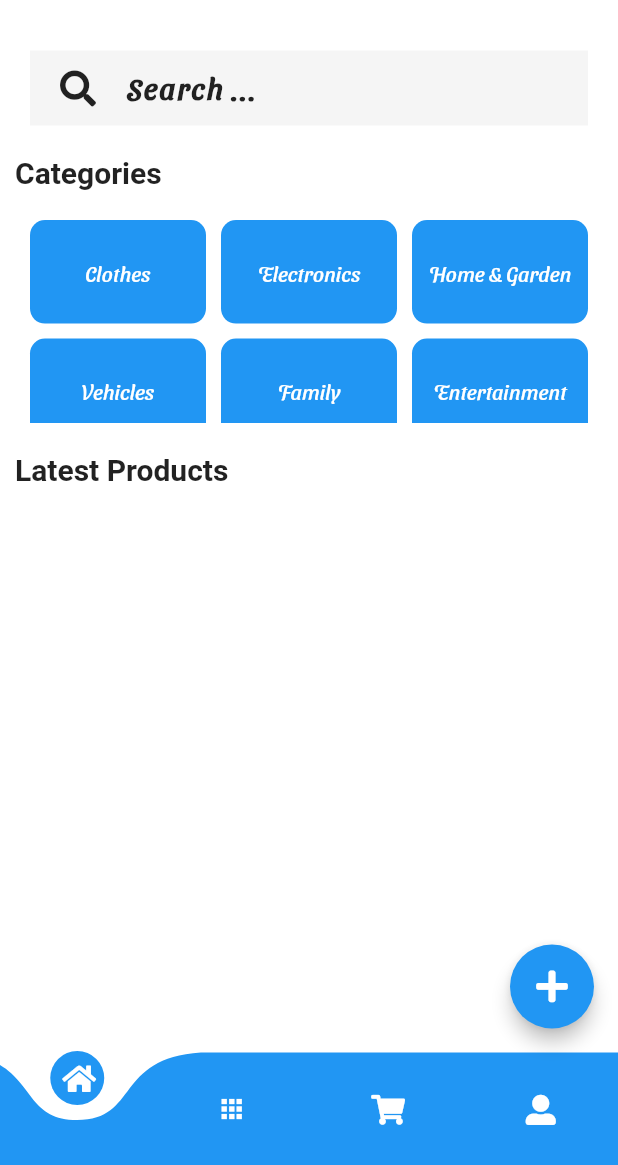
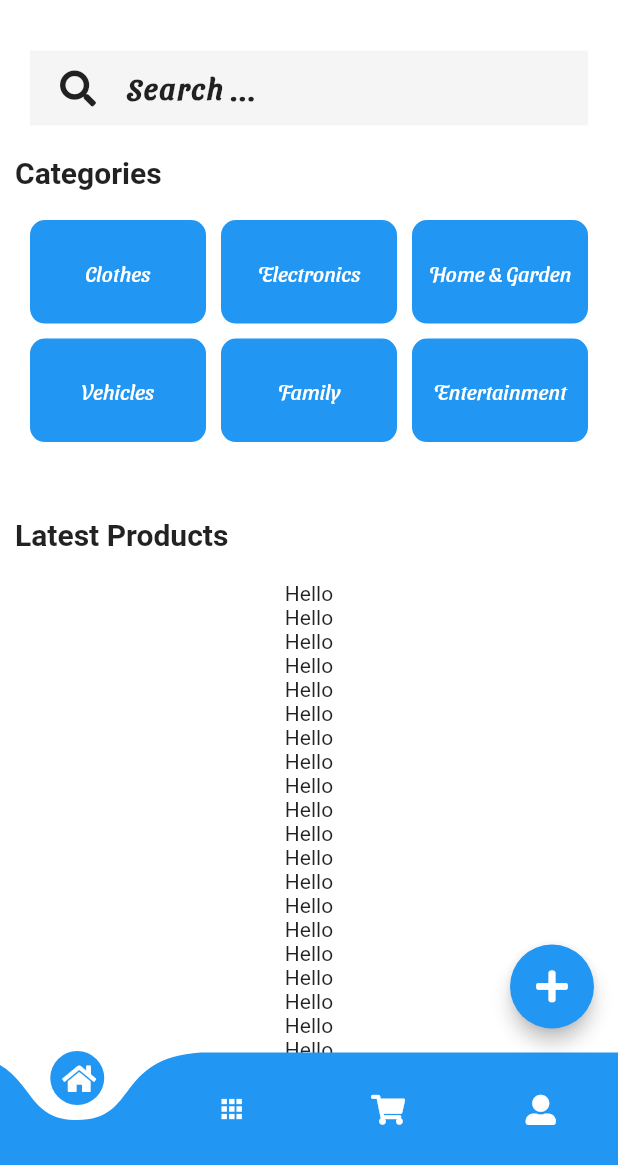
Before and after one commit to Ahmed-Habeeb/souqak, a Flutter app: the screen it shows after launch, on a phone screen of 412 x 824 dp, the part 71-1236 px from its top. Run offline on Flutter 3.47's test engine with Material 2 defaults, Android fonts, the phone set to English and light mode, and no system bars; drawn by our look-alikes of curved_navigation_bar; our stand-ins replace dio, font_awesome_flutter, get, image_picker, shared_preferences.

Commit message:
fix bugs again

```diff
--- a/lib/main.dart
+++ b/lib/main.dart
@@ -28,7 +28,6 @@ class MyApp extends StatelessWidget {
       initialBinding: MyBindings(),
       routes: {
         MainScreen.screenName: (context) => MainScreen(),
-        // AuthScreen.screenName: (context) => AuthScreen(),
         SearchScreen.screenName: (context) => SearchScreen(),
         AddScreen.screenName: (context) => AddScreen(),
         CategoryDetailsScreen.screenName: (context) => CategoryDetailsScreen(),
@@ -39,7 +38,7 @@ class MyApp extends StatelessWidget {
   }
 
   getUser(String? token) async {
-    if (token != null && token !="noToken") {
+    if (token != null && token != "noToken") {
       print(token);
       Get.find<AuthViewModel>().me(token);
     }
--- a/lib/screens/customdrawer.dart
+++ b/lib/screens/customdrawer.dart
@@ -1,4 +1,4 @@
-import 'package:flutter/material.dart';
+ import 'package:flutter/material.dart';
 
 
 class CustomDrawer extends StatelessWidget {
--- a/lib/screens/mainscreen/homescreen.dart
+++ b/lib/screens/mainscreen/homescreen.dart
@@ -1,4 +1,3 @@
-import 'package:flutter/cupertino.dart';
 import 'package:flutter/material.dart';
 import 'package:font_awesome_flutter/font_awesome_flutter.dart';
 import 'package:get/get.dart';
@@ -47,14 +46,14 @@ class HomeScreen extends StatelessWidget {
                 ),
               ),
               Padding(
-                padding: const EdgeInsets.only(left: 10,bottom: 20),
-                child: Text("Categories",style: TextStyle(fontWeight: FontWeight.bold,fontSize: 20),),
+                padding: const EdgeInsets.only(left: 10, bottom: 20),
+                child: Text(
+                  "Categories",
+                  style: TextStyle(fontWeight: FontWeight.bold, fontSize: 20),
                 ),
-              Container(
-                height: 135,
-                width: double.infinity,
-                margin: EdgeInsets.only(bottom: 20,),
-                child: GridView.builder(
+              ),
+              GridView.builder(
+                shrinkWrap: true,
                 padding: EdgeInsets.only(left: 20, right: 20),
                 itemCount: controller.categoriesList.length,
                 gridDelegate: SliverGridDelegateWithFixedCrossAxisCount(
@@ -65,11 +64,27 @@ class HomeScreen extends StatelessWidget {
                 itemBuilder: (context, index) =>
                     categoryCard(controller.categoriesList[index]),
               ),
+              Padding(
+                padding: const EdgeInsets.only(top: 50, left: 10, bottom: 20),
+                child: Text(
+                  "Latest Products",
+                  style: TextStyle(fontWeight: FontWeight.bold, fontSize: 20),
                 ),
-              Padding(
-                padding: const EdgeInsets.only(left: 10,bottom: 20),
-                child: Text("Latest Products",style: TextStyle(fontWeight: FontWeight.bold,fontSize: 20),),
               ),
+              ListView.builder(
+                // gridDelegate: SliverGridDelegateWithFixedCrossAxisCount(
+                //     crossAxisCount: 2,
+                //     childAspectRatio: 1.7,
+                //     mainAxisSpacing: 10,
+                //     crossAxisSpacing: 10),
+                itemCount: 20,
+                shrinkWrap: true,
+                physics: NeverScrollableScrollPhysics(),
+                itemBuilder: (context, index) => Container(
+                   child: Center(child: Text("Hello"),),
+                 ),),
+              //...controller.categoriesList.map((e) => Text(e))
+
             ],
           ),
         ),
@@ -79,16 +94,20 @@ class HomeScreen extends StatelessWidget {
 
   categoryCard(String category) {
     return InkWell(
-      onTap: (){
-        Get.find<MainScreenController>().selectedCategory=category;
+      onTap: () {
+        Get.find<MainScreenController>().selectedCategory = category;
         Get.toNamed(CategoryDetailsScreen.screenName);
       },
       child: Container(
-        decoration: BoxDecoration(color: Colors.blue,borderRadius: BorderRadius.circular(10)),
+        decoration: BoxDecoration(
+            color: Colors.blue, borderRadius: BorderRadius.circular(10)),
         child: Center(
             child: Text(
           (category == "Clothes & Accessories") ? "Clothes" : category,
-          style: TextStyle(color: Colors.white, fontFamily: "SansitaSwashed",fontSize: 14.3),
+          style: TextStyle(
+              color: Colors.white,
+              fontFamily: "SansitaSwashed",
+              fontSize: 14.3),
         )),
       ),
     );
--- a/lib/screens/mainscreen/profilescreen.dart
+++ b/lib/screens/mainscreen/profilescreen.dart
@@ -1,7 +1,6 @@
 import 'package:flutter/material.dart';
 import 'package:get/get.dart';
 import 'package:souqak/viewmodels/authscreencontroller.dart';
-import 'package:souqak/viewmodels/authviewmodel.dart';
 
 class ProfileScreen extends StatelessWidget {
   @override
```
Also changed, not shown: lib/screens/mainscreen/mainscreen.dart (+5 -5 lines). Lines whose indentation alone changed are shown as unchanged.
